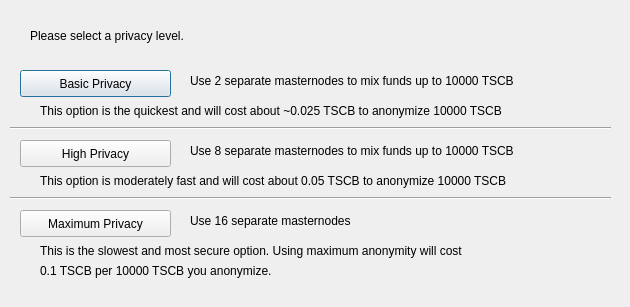
MCLXI/TSC, file src/qt/forms/obfuscationconfig.ui: the form before one commit.
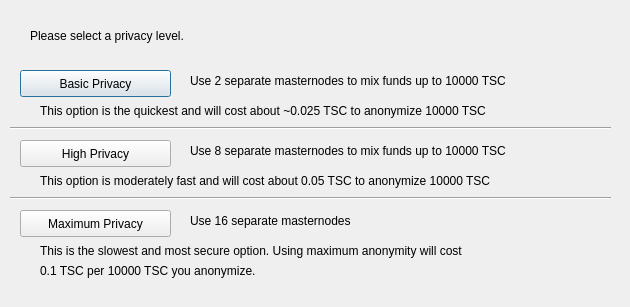
The form after the commit.

Diff of the .ui file:
```diff
--- a/src/qt/forms/obfuscationconfig.ui
+++ b/src/qt/forms/obfuscationconfig.ui
@@ -75,7 +75,7 @@
     </rect>
    </property>
    <property name="text">
-    <string>Use 2 separate masternodes to mix funds up to 10000 TSCB</string>
+    <string>Use 2 separate masternodes to mix funds up to 10000 TSC</string>
    </property>
   </widget>
   <widget class="QLabel" name="label_3">
@@ -88,7 +88,7 @@
     </rect>
    </property>
    <property name="text">
-    <string>Use 8 separate masternodes to mix funds up to 10000 TSCB</string>
+    <string>Use 8 separate masternodes to mix funds up to 10000 TSC</string>
    </property>
   </widget>
   <widget class="QLabel" name="label_4">
@@ -114,7 +114,7 @@
     </rect>
    </property>
    <property name="text">
-    <string>This option is the quickest and will cost about ~0.025 TSCB to anonymize 10000 TSCB</string>
+    <string>This option is the quickest and will cost about ~0.025 TSC to anonymize 10000 TSC</string>
    </property>
   </widget>
   <widget class="QLabel" name="label_7">
@@ -127,7 +127,7 @@
     </rect>
    </property>
    <property name="text">
-    <string>This option is moderately fast and will cost about 0.05 TSCB to anonymize 10000 TSCB</string>
+    <string>This option is moderately fast and will cost about 0.05 TSC to anonymize 10000 TSC</string>
    </property>
   </widget>
   <widget class="QLabel" name="label_8">
@@ -153,7 +153,7 @@
     </rect>
    </property>
    <property name="text">
-    <string>0.1 TSCB per 10000 TSCB you anonymize.</string>
+    <string>0.1 TSC per 10000 TSC you anonymize.</string>
    </property>
   </widget>
   <widget class="Line" name="line">
```
